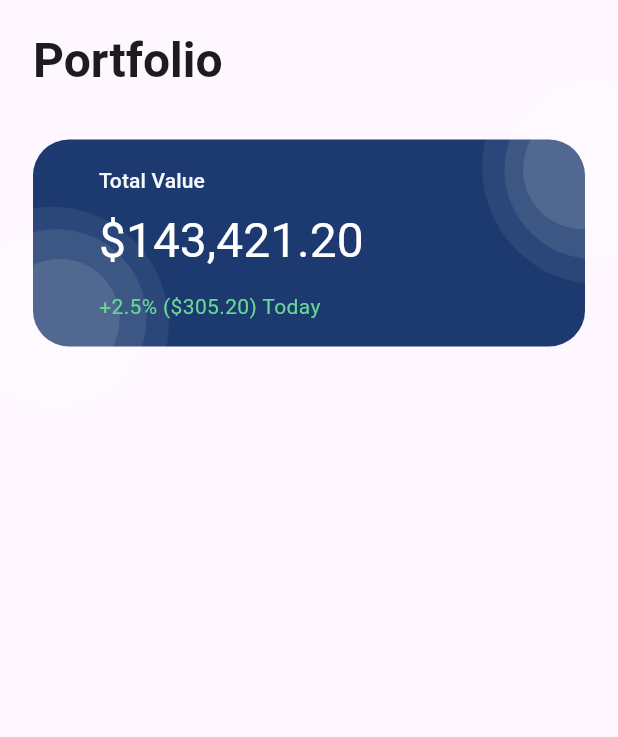
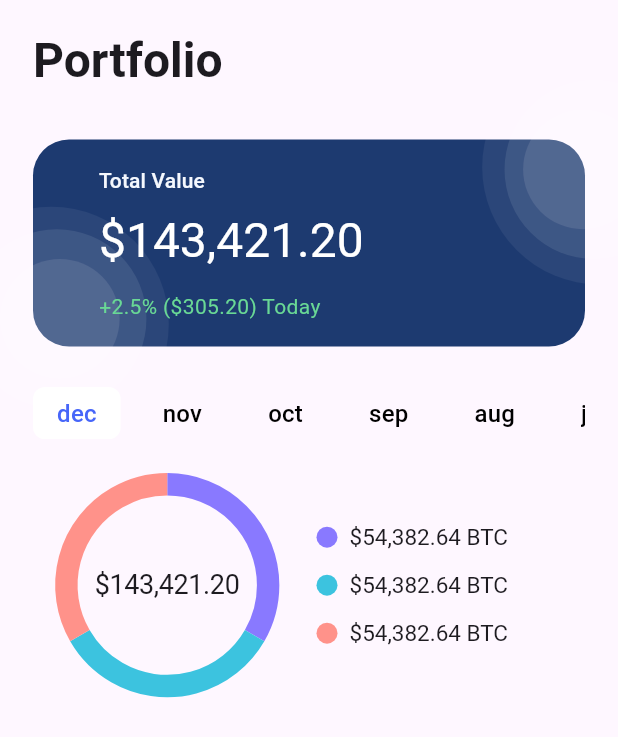
Before and after one commit to MohamedNaif/coin_gecko_graduation_project_metorship, a Flutter app: the screen it shows after launch, on a phone screen of 412 x 824 dp. Shown: the top 737 px of the screen. Run offline on Flutter 3.47's test engine with Material 3 defaults, Android fonts, the phone set to English and light mode, and no system bars; drawn by our look-alikes of fl_chart; our stand-ins replace audioplayers, cherry_toast, dio, easy_localization, equatable, firebase_core and 7 more; accounts and stored records are empty; generated files the repository leaves out were written again.

Commit message:
feat(portfolio): add distribution chart, month filter bar, and improve overall portfolio UI layout

```diff
--- a/lib/config/theme/app_colors.dart
+++ b/lib/config/theme/app_colors.dart
@@ -41,6 +41,9 @@ abstract class AppColors {
 
   static const Color cardSummary = Color(0xff1D3A70);
   static const Color lightGrayishBlue = Color(0xffF5F8FE);
+  static const Color mediumPurple = Color(0XFF8979FF);
+  static const Color lightGreen = Color(0xff3CC3DF);
+  static const Color lightRed = Color(0xffFF928A);
 
   static const LinearGradient balanceCardDarkGradient = LinearGradient(
     begin: Alignment.topLeft,
--- /dev/null
+++ b/lib/features/portfolio/widgets/distribution_card.dart
@@ -0,0 +1,18 @@
+import 'package:coin_gecko_graduation_project_metorship/features/portfolio/widgets/distribution_details.dart';
+import 'package:coin_gecko_graduation_project_metorship/features/portfolio/widgets/gradient_ring_chart.dart';
+import 'package:flutter/material.dart';
+
+class DistributionCard extends StatelessWidget {
+  const DistributionCard({super.key});
+
+  @override
+  Widget build(BuildContext context) {
+    return Row(
+      children: const [
+        Expanded(child: GradientRingChart()),
+        SizedBox(width: 10),
+        Expanded(child: DistributionDetails()),
+      ],
+    );
+  }
+}
--- /dev/null
+++ b/lib/features/portfolio/widgets/distribution_details.dart
@@ -0,0 +1,40 @@
+import 'package:coin_gecko_graduation_project_metorship/config/theme/app_colors.dart';
+import 'package:coin_gecko_graduation_project_metorship/core/extension/context_extention.dart';
+import 'package:flutter/material.dart';
+
+class DistributionDetails extends StatelessWidget {
+  const DistributionDetails({super.key});
+
+  @override
+  Widget build(BuildContext context) {
+    return Column(
+      children: [
+        _buildLegendItem(context, AppColors.mediumPurple, r'$54,382.64 BTC'),
+        const SizedBox(height: 15),
+        _buildLegendItem(context, AppColors.lightGreen, r'$54,382.64 BTC'),
+        const SizedBox(height: 15),
+        _buildLegendItem(context, AppColors.lightRed, r'$54,382.64 BTC'),
+      ],
+    );
+  }
+
+  _buildLegendItem(BuildContext context, Color color, String text) {
+    return Row(
+      children: [
+        Container(
+          width: 14,
+          height: 14,
+          decoration: BoxDecoration(
+            color: color,
+            shape: BoxShape.circle,
+          ),
+        ),
+        const SizedBox(width: 8),
+        Text(
+          text,
+          style: context.textTheme.displayMedium?.copyWith(fontSize: 15),
+        ),
+      ],
+    );
+  }
+}
--- /dev/null
+++ b/lib/features/portfolio/widgets/gradient_ring_chart.dart
@@ -0,0 +1,51 @@
+import 'package:coin_gecko_graduation_project_metorship/config/theme/app_colors.dart';
+import 'package:coin_gecko_graduation_project_metorship/core/extension/context_extention.dart';
+import 'package:fl_chart/fl_chart.dart';
+import 'package:flutter/material.dart';
+
+class GradientRingChart extends StatelessWidget {
+  const GradientRingChart({super.key});
+
+  @override
+  Widget build(BuildContext context) {
+    return SizedBox(
+      width: context.widthScale(170),
+      height: context.heightScale(141),
+      child: Stack(
+        alignment: Alignment.center,
+        children: [
+          PieChart(
+            PieChartData(
+              sectionsSpace: 0,
+              centerSpaceRadius: context.heightScale(60),
+              startDegreeOffset: -90,
+              sections: [
+                _buildLegendItem(context, AppColors.mediumPurple),
+                _buildLegendItem(context, AppColors.lightGreen),
+                _buildLegendItem(context, AppColors.lightRed),
+              ],
+            ),
+          ),
+          Center(
+            child: Text(
+              r'$143,421.20',
+              style: context.textTheme.displayLarge?.copyWith(
+                fontSize: 18,
+              ),
+            ),
+          ),
+        ],
+      ),
+    );
+  }
+
+  PieChartSectionData _buildLegendItem(BuildContext context, Color color) {
+    return PieChartSectionData(
+      color: color,
+      value: 25,
+      title: '',
+      radius: context.heightScale(15),
+      showTitle: false,
+    );
+  }
+}
--- /dev/null
+++ b/lib/features/portfolio/widgets/month_filter_bar.dart
@@ -0,0 +1,53 @@
+import 'package:coin_gecko_graduation_project_metorship/core/extension/context_extention.dart';
+import 'package:coin_gecko_graduation_project_metorship/features/portfolio/widgets/month_filter_bar_item.dart';
+import 'package:flutter/material.dart';
+
+class MonthFilterBar extends StatefulWidget {
+  const MonthFilterBar({super.key});
+
+  @override
+  State<MonthFilterBar> createState() => _MonthFilterBarState();
+}
+
+class _MonthFilterBarState extends State<MonthFilterBar> {
+  int selectedIndex = 0;
+
+  final List<String> _months = [
+    'dec',
+    'nov',
+    'oct',
+    'sep',
+    'aug',
+    'jul',
+    'jun',
+    'may',
+    'apr',
+    'mar',
+    'feb',
+    'jan'
+  ];
+
+  @override
+  Widget build(BuildContext context) {
+    return SizedBox(
+      height: context.heightScale(35),
+      child: ListView.separated(
+        physics: const BouncingScrollPhysics(),
+        scrollDirection: Axis.horizontal,
+        itemCount: _months.length,
+        separatorBuilder: (_, __) => const SizedBox(width: 12),
+        itemBuilder: (context, index) {
+          return MonthFilterBarItem(
+            month: _months[index],
+            isSelected: index == selectedIndex,
+            onTap: () {
+              setState(() {
+                selectedIndex = index;
+              });
+            },
+          );
+        },
+      ),
+    );
+  }
+}
--- /dev/null
+++ b/lib/features/portfolio/widgets/month_filter_bar_item.dart
@@ -0,0 +1,45 @@
+import 'package:coin_gecko_graduation_project_metorship/config/theme/app_colors.dart';
+import 'package:coin_gecko_graduation_project_metorship/core/extension/context_extention.dart';
+import 'package:flutter/material.dart';
+
+class MonthFilterBarItem extends StatelessWidget {
+  const MonthFilterBarItem({
+    super.key,
+    required this.month,
+    required this.isSelected,
+    required this.onTap,
+  });
+
+  final String month;
+  final bool isSelected;
+  final VoidCallback onTap;
+
+  @override
+  Widget build(BuildContext context) {
+    return GestureDetector(
+      onTap: onTap,
+      child: Container(
+        padding: const EdgeInsets.symmetric(horizontal: 16, vertical: 6),
+        decoration: _buildContainerDecoration(),
+        child: _buildMonthText(context),
+      ),
+    );
+  }
+
+  Widget _buildMonthText(BuildContext context) {
+    return Text(
+      month,
+      style: context.textTheme.titleMedium?.copyWith(
+        color: isSelected ? AppColors.primaryLight : AppColors.black,
+        fontWeight: FontWeight.w500,
+      ),
+    );
+  }
+
+  BoxDecoration _buildContainerDecoration() {
+    return BoxDecoration(
+      borderRadius: BorderRadius.circular(8),
+      color: isSelected ? Colors.white : null,
+    );
+  }
+}
--- a/lib/features/portfolio/widgets/portfolio_body.dart
+++ b/lib/features/portfolio/widgets/portfolio_body.dart
@@ -1,4 +1,6 @@
 import 'package:coin_gecko_graduation_project_metorship/core/extension/context_extention.dart';
+import 'package:coin_gecko_graduation_project_metorship/features/portfolio/widgets/distribution_card.dart';
+import 'package:coin_gecko_graduation_project_metorship/features/portfolio/widgets/month_filter_bar.dart';
 import 'package:coin_gecko_graduation_project_metorship/features/portfolio/widgets/portfolio_summary_card.dart';
 import 'package:flutter/material.dart';
 
@@ -24,6 +26,10 @@ class PortfolioBody extends StatelessWidget {
                   ),
                   const SizedBox(height: 33),
                   const PortfolioSummaryCard(),
+                  const SizedBox(height: 27),
+                  const MonthFilterBar(),
+                  const SizedBox(height: 27),
+                  const DistributionCard()
                 ],
               ),
             ),
--- a/pubspec.yaml
+++ b/pubspec.yaml
@@ -47,6 +47,7 @@ dependencies:
   shimmer: ^3.0.0
   firebase_core: ^4.2.1
   toastification: ^3.0.3
+  fl_chart: ^1.1.1
 
 dev_dependencies:
   retrofit_generator: ^10.0.1
```
Also changed, not shown: pubspec.lock.
